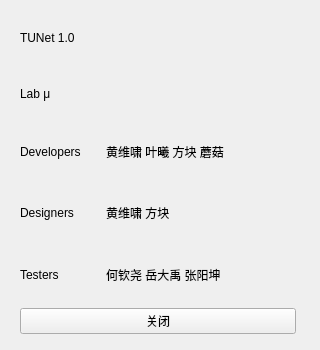
Before: the Qt Designer form form/aboutui.ui in yexithu/TUNet-pc, drawn with Qt 5.
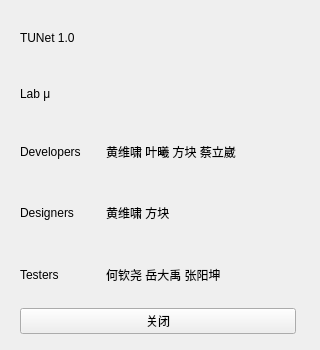
After: the same form once the commit is applied.

Diff of the .ui file:
```diff
--- a/form/aboutui.ui
+++ b/form/aboutui.ui
@@ -174,7 +174,7 @@
             <number>1</number>
            </property>
            <property name="text">
-            <string>黄维啸 叶曦 方块 蘑菇</string>
+            <string>黄维啸 叶曦 方块 蔡立崴</string>
            </property>
           </widget>
          </item>
```
